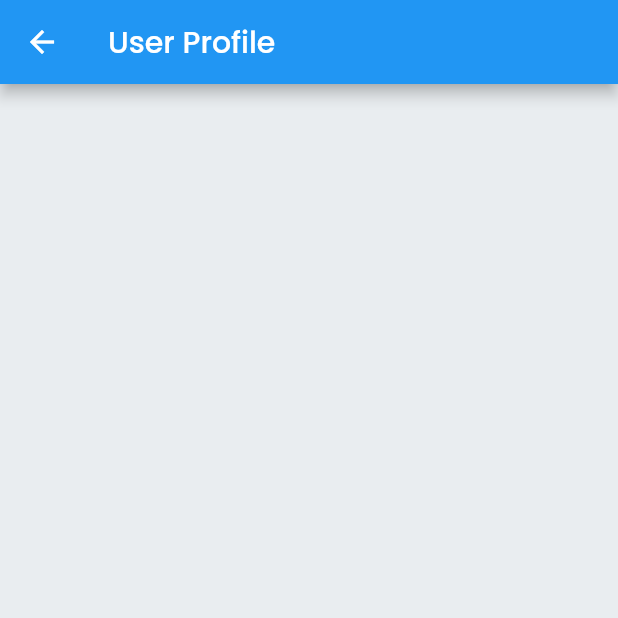
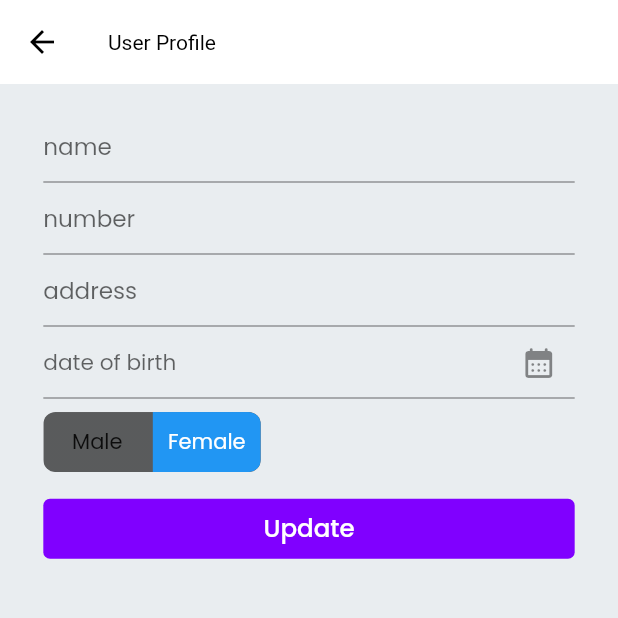
Before and after one commit to BulbulkhanMunna/Tour_App, a Flutter app: the UserProfile screen opened by its route, on a phone screen of 412 x 824 dp, the top half of it. Run offline on Flutter 3.47's test engine with Material 2 defaults, Android fonts, the phone set to English and light mode, and no system bars; drawn by our look-alikes of toggle_switch; our stand-ins replace cloud_firestore, dots_indicator, firebase_auth, firebase_core, firebase_storage, flutter_screenutil and 6 more; missing offline and left inert: launch_review; accounts and stored records are empty.

Commit message:
2nd commit

```diff
--- /dev/null
+++ b/lib/business_logics/app_languages.dart
@@ -0,0 +1,12 @@
+import 'package:get/route_manager.dart';
+
+import '../ui/languages/ban.dart';
+import '../ui/languages/eng.dart';
+
+class AppLanguages extends Translations{
+  @override
+  Map<String,Map<String,String>>get keys=>{
+    'en_US':eng,
+    'bn_BD':ban,
+  };
+}
--- a/lib/views/drawer_pages/how_to_use.dart
+++ b/lib/views/drawer_pages/how_to_use.dart
@@ -1,6 +1,8 @@
 import 'package:flutter/material.dart';
 
 class How_to_use extends StatelessWidget {
+
+
   @override
   Widget build(BuildContext context) {
     return Scaffold();
--- a/lib/views/drawer_pages/profile.dart
+++ b/lib/views/drawer_pages/profile.dart
@@ -1,16 +1,164 @@
+import 'package:cloud_firestore/cloud_firestore.dart';
+import 'package:firebase_auth/firebase_auth.dart';
 import 'package:flutter/material.dart';
-import 'package:flutter/src/widgets/container.dart';
-import 'package:flutter/src/widgets/framework.dart';
+
+import 'package:flutter_screenutil/flutter_screenutil.dart';
+import 'package:fluttertoast/fluttertoast.dart';
+import 'package:get/get.dart';
+import 'package:toggle_switch/toggle_switch.dart';
+import 'package:tourapp/ui/styles/styles.dart';
+
+import '../widgets/violetButton.dart';
 
 class UserProfile extends StatelessWidget {
-  const UserProfile({super.key});
+  TextEditingController _nameController = TextEditingController();
+  TextEditingController _phoneController = TextEditingController();
+  TextEditingController _addressController = TextEditingController();
+  Rx<TextEditingController> _dobController = TextEditingController().obs;
+  String? dob;
+  String gender = "Male";
+  Rx<DateTime> selectedDate = DateTime.now().obs;
+
+  _selectDate(BuildContext context) async {
+    final selected = await showDatePicker(
+      context: context,
+      initialDate: selectedDate.value,
+      firstDate: DateTime(2000),
+      lastDate: DateTime(2025),
+    );
+
+    if (selected != null && selected != selectedDate) {
+      dob = "${selected.day} - ${selected.month} - ${selected.year}";
+      _dobController.value.text = dob!;
+    }
+  }
+
+  update(data) async {
+    try {
+      CollectionReference registerData =
+          FirebaseFirestore.instance.collection("users-form-data");
+      final user = FirebaseAuth.instance.currentUser!.email;
+      registerData
+          .doc(user)
+          .update({
+            "name": _nameController.text,
+            "phone": _phoneController.text,
+            "address": _addressController.text,
+            "dob": _dobController.value.text,
+            "gender": gender,
+          })
+          .then(
+            (value) => Fluttertoast.showToast(
+                msg: "Updated Successfully", backgroundColor: Colors.black87),
+          )
+          .then(
+            (value) => Get.back(),
+          );
+    } catch (e) {
+      Fluttertoast.showToast(
+          msg: "Something is wrong", backgroundColor: Colors.black87);
+    }
+  }
+
+  setUserData(data, context) {
+    _nameController.text = data['name'];
+    _phoneController.text = data['phone'].toString();
+    _addressController.text = data['address'];
+    _dobController.value.text = data['dob'];
+    gender = data['gender'];
+    return Padding(
+      padding: EdgeInsets.only(left: 30.w, right: 30.w, top: 20.h),
+      child: SingleChildScrollView(
+        scrollDirection: Axis.vertical,
+        child: Column(
+          crossAxisAlignment: CrossAxisAlignment.start,
+          children: [
+            FormField(_nameController, TextInputType.name, 'name'),
+            FormField(_phoneController, TextInputType.number, 'number'),
+            FormField(_addressController, TextInputType.text, 'address'),
+            Obx(
+              () => TextFormField(
+                controller: _dobController.value,
+                readOnly: true,
+                decoration: InputDecoration(
+                  hintText: "date of birth",
+                  hintStyle: TextStyle(
+                    fontSize: 15.sp,
+                  ),
+                  suffixIcon: IconButton(
+                    onPressed: () => _selectDate(context),
+                    icon: Icon(Icons.calendar_month_rounded),
+                  ),
+                ),
+              ),
+            ),
+            SizedBox(
+              height: 10.h,
+            ),
+            ToggleSwitch(
+              initialLabelIndex: gender == "Male" ? 0 : 1,
+              totalSwitches: 2,
+              labels: [
+                'Male',
+                'Female',
+              ],
+              onToggle: (index) {
+                if (index == 0) {
+                  gender = "Male";
+                } else {
+                  gender = "Female";
+                }
+                print('switched to: $index');
+              },
+            ),
+            SizedBox(
+              height: 20.h,
+            ),
+            VioletButton(
+              "Update",
+              () => update(data),
+            ),
+          ],
+        ),
+      ),
+    );
+  }
 
   @override
   Widget build(BuildContext context) {
     return Scaffold(
       appBar: AppBar(
+        backgroundColor: Colors.white,
+        elevation: 0,
         title: Text('User Profile'),
       ),
+      body: StreamBuilder(
+          stream: FirebaseFirestore.instance
+              .collection("users-form-data")
+              .doc(FirebaseAuth.instance.currentUser!.email)
+              .snapshots(),
+          builder: ((context, snapshot) {
+            var data = snapshot.data;
+            if (!snapshot.hasData) {
+              return const Center(
+                child: CircularProgressIndicator(),
+              );
+            } else if (snapshot.hasError) {
+              return const Center(
+                child: CircularProgressIndicator(),
+              );
+            } else {
+              return setUserData(data, context);
+            }
+          })),
     );
   }
 }
+
+Widget FormField(controller,inputType,hint){
+  return TextFormField(
+    controller: controller,
+    keyboardType: inputType,
+    decoration: AppStyles().TextFieldDecoration(hint),
+  );
+}
--- a/pubspec.yaml
+++ b/pubspec.yaml
@@ -51,10 +51,16 @@ dependencies:
   toggle_switch: ^2.0.1
   carousel_slider: ^4.2.1
   image_picker: ^0.8.7+1
+  launch_review: ^3.0.1
+
+
+
+
 
 dev_dependencies:
   flutter_test:
     sdk: flutter
+
 
   # The "flutter_lints" package below contains a set of recommended lints to
   # encourage good coding practices. The lint set provided by the package is
```
Also changed, not shown: lib/main.dart (+8 -7 lines), lib/ui/languages/ban.dart (added, +8 -0 lines), lib/ui/languages/eng.dart (added, +7 -0 lines), lib/views/drawer_screen.dart (+7 -1 lines), lib/views/widgets/pages/navadd_last_step.dart (+19 -7 lines), pubspec.lock, 1 other file.
